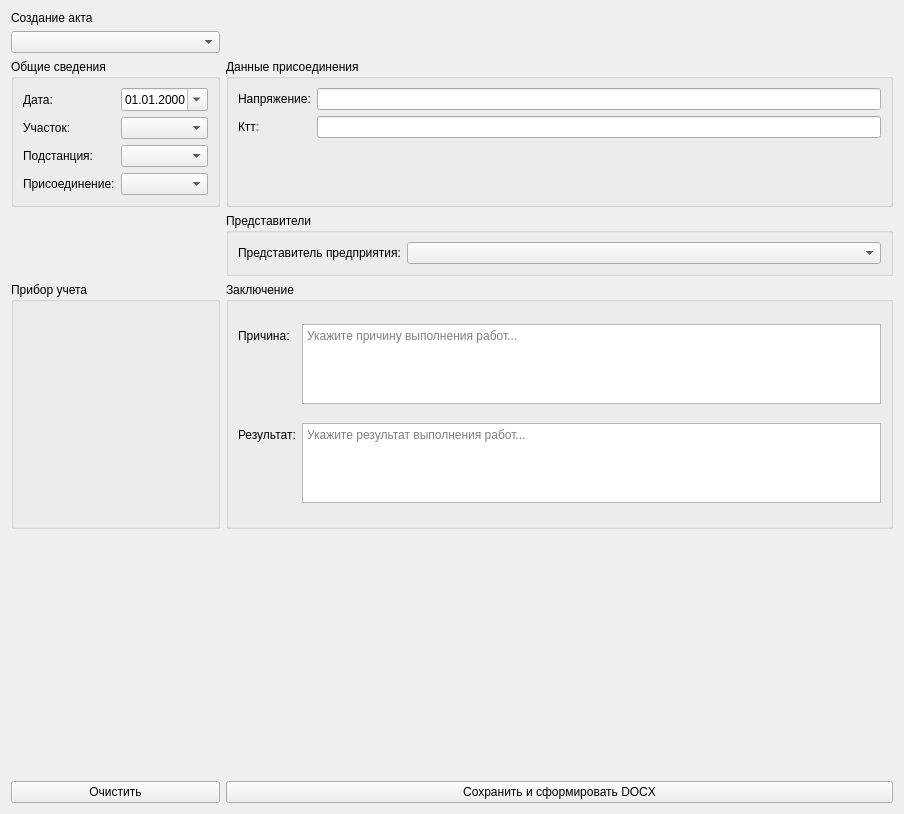
First picture: the form in ui/createactwidget.ui, repository nikola240698/MeteringActs, before the edit.
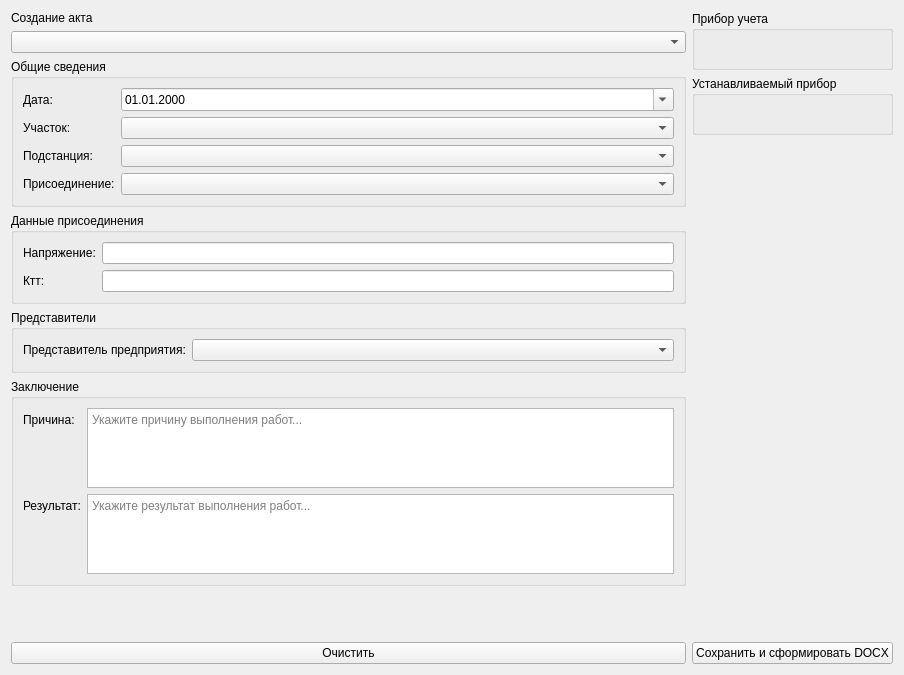
Second picture: the form after the edit.

Diff of the .ui file:
```diff
--- a/ui/createactwidget.ui
+++ b/ui/createactwidget.ui
@@ -7,16 +7,35 @@
     <x>0</x>
     <y>0</y>
     <width>904</width>
-    <height>814</height>
+    <height>675</height>
    </rect>
   </property>
   <property name="windowTitle">
    <string>CreateActWidget</string>
   </property>
-  <layout class="QGridLayout" name="gridLayout_8">
-   <item row="0" column="0">
     <layout class="QGridLayout" name="gridLayout">
-     <item row="2" column="0">
+   <item row="0" column="0">
+    <layout class="QHBoxLayout" name="horizontalLayout">
+     <item>
+      <layout class="QVBoxLayout" name="verticalLayout">
+       <item>
+        <widget class="QLabel" name="titleLabel">
+         <property name="text">
+          <string>Создание акта</string>
+         </property>
+        </widget>
+       </item>
+       <item>
+        <widget class="QComboBox" name="actTypeComboBox">
+         <property name="minimumSize">
+          <size>
+           <width>400</width>
+           <height>0</height>
+          </size>
+         </property>
+        </widget>
+       </item>
+       <item>
       <widget class="QGroupBox" name="generalInfoGroupBox">
        <property name="title">
         <string>Общие сведения</string>
@@ -76,51 +95,7 @@
        </layout>
       </widget>
      </item>
-     <item row="0" column="0">
-      <widget class="QLabel" name="titleLabel">
-       <property name="text">
-        <string>Создание акта</string>
-       </property>
-      </widget>
-     </item>
-     <item row="3" column="1">
-      <widget class="QGroupBox" name="employeeGroupBox">
-       <property name="title">
-        <string>Представители</string>
-       </property>
-       <layout class="QGridLayout" name="gridLayout_4">
-        <item row="0" column="0">
-         <layout class="QFormLayout" name="formLayout">
-          <item row="0" column="0">
-           <widget class="QLabel" name="label_7">
-            <property name="text">
-             <string>Представитель предприятия:</string>
-            </property>
-           </widget>
-          </item>
-          <item row="0" column="1">
-           <widget class="QComboBox" name="employeeComboBox"/>
-          </item>
-         </layout>
-        </item>
-       </layout>
-      </widget>
-     </item>
-     <item row="7" column="0">
-      <widget class="QPushButton" name="clearButton">
-       <property name="text">
-        <string>Очистить</string>
-       </property>
-      </widget>
-     </item>
-     <item row="7" column="1">
-      <widget class="QPushButton" name="createButton">
-       <property name="text">
-        <string>Сохранить и сформировать DOCX</string>
-       </property>
-      </widget>
-     </item>
-     <item row="2" column="1">
+       <item>
       <widget class="QGroupBox" name="connectionGroupBox">
        <property name="title">
         <string>Данные присоединения</string>
@@ -161,35 +136,30 @@
        </layout>
       </widget>
      </item>
-     <item row="1" column="0">
-      <widget class="QComboBox" name="actTypeComboBox"/>
-     </item>
-     <item row="4" column="0">
-      <widget class="QGroupBox" name="meterGroupBox">
+       <item>
+        <widget class="QGroupBox" name="employeeGroupBox">
        <property name="title">
-        <string>Прибор учета</string>
-       </property>
-       <layout class="QGridLayout" name="gridLayout_5">
+          <string>Представители</string>
+         </property>
+         <layout class="QGridLayout" name="gridLayout_4">
         <item row="0" column="0">
-         <widget class="QWidget" name="meterContainerWidget" native="true"/>
-        </item>
-       </layout>
-      </widget>
-     </item>
-     <item row="6" column="0">
-      <spacer name="verticalSpacer">
-       <property name="orientation">
-        <enum>Qt::Orientation::Vertical</enum>
-       </property>
-       <property name="sizeHint" stdset="0">
-        <size>
-         <width>20</width>
-         <height>40</height>
-        </size>
-       </property>
-      </spacer>
-     </item>
-     <item row="4" column="1">
+           <layout class="QFormLayout" name="formLayout">
+            <item row="0" column="0">
+             <widget class="QLabel" name="label_7">
+              <property name="text">
+               <string>Представитель предприятия:</string>
+              </property>
+             </widget>
+            </item>
+            <item row="0" column="1">
+             <widget class="QComboBox" name="employeeComboBox"/>
+            </item>
+           </layout>
+          </item>
+         </layout>
+        </widget>
+       </item>
+       <item>
       <widget class="QGroupBox" name="reasonResultGroupBox">
        <property name="title">
         <string>Заключение</string>
@@ -253,6 +223,101 @@
         </item>
        </layout>
       </widget>
+       </item>
+       <item>
+        <spacer name="verticalSpacer">
+         <property name="orientation">
+          <enum>Qt::Orientation::Vertical</enum>
+         </property>
+         <property name="sizeHint" stdset="0">
+          <size>
+           <width>20</width>
+           <height>40</height>
+          </size>
+         </property>
+        </spacer>
+       </item>
+       <item>
+        <widget class="QPushButton" name="clearButton">
+         <property name="text">
+          <string>Очистить</string>
+         </property>
+        </widget>
+       </item>
+      </layout>
+     </item>
+     <item>
+      <layout class="QVBoxLayout" name="verticalLayout_7">
+       <item>
+        <widget class="QWidget" name="metersWidget" native="true">
+         <layout class="QVBoxLayout" name="verticalLayout_2">
+          <property name="spacing">
+           <number>6</number>
+          </property>
+          <property name="leftMargin">
+           <number>0</number>
+          </property>
+          <property name="topMargin">
+           <number>0</number>
+          </property>
+          <property name="rightMargin">
+           <number>0</number>
+          </property>
+          <property name="bottomMargin">
+           <number>0</number>
+          </property>
+          <item>
+           <widget class="QGroupBox" name="primaryMeterGroupBox">
+            <property name="title">
+             <string>Прибор учета</string>
+            </property>
+            <layout class="QVBoxLayout" name="verticalLayout_6">
+             <item>
+              <widget class="QWidget" name="meterContainerWidget" native="true">
+               <layout class="QVBoxLayout" name="verticalLayout_3"/>
+              </widget>
+             </item>
+            </layout>
+           </widget>
+          </item>
+          <item>
+           <widget class="QGroupBox" name="secondaryMeterGroupBox">
+            <property name="title">
+             <string>Устанавливаемый прибор</string>
+            </property>
+            <layout class="QVBoxLayout" name="verticalLayout_4">
+             <item>
+              <widget class="QWidget" name="secondMeterContainerWidget" native="true">
+               <layout class="QVBoxLayout" name="verticalLayout_5"/>
+              </widget>
+             </item>
+            </layout>
+           </widget>
+          </item>
+         </layout>
+        </widget>
+       </item>
+       <item>
+        <spacer name="verticalSpacer_2">
+         <property name="orientation">
+          <enum>Qt::Orientation::Vertical</enum>
+         </property>
+         <property name="sizeHint" stdset="0">
+          <size>
+           <width>20</width>
+           <height>40</height>
+          </size>
+         </property>
+        </spacer>
+       </item>
+       <item>
+        <widget class="QPushButton" name="createButton">
+         <property name="text">
+          <string>Сохранить и сформировать DOCX</string>
+         </property>
+        </widget>
+       </item>
+      </layout>
      </item>
     </layout>
    </item>
```
Lines whose indentation alone changed are shown as unchanged.
